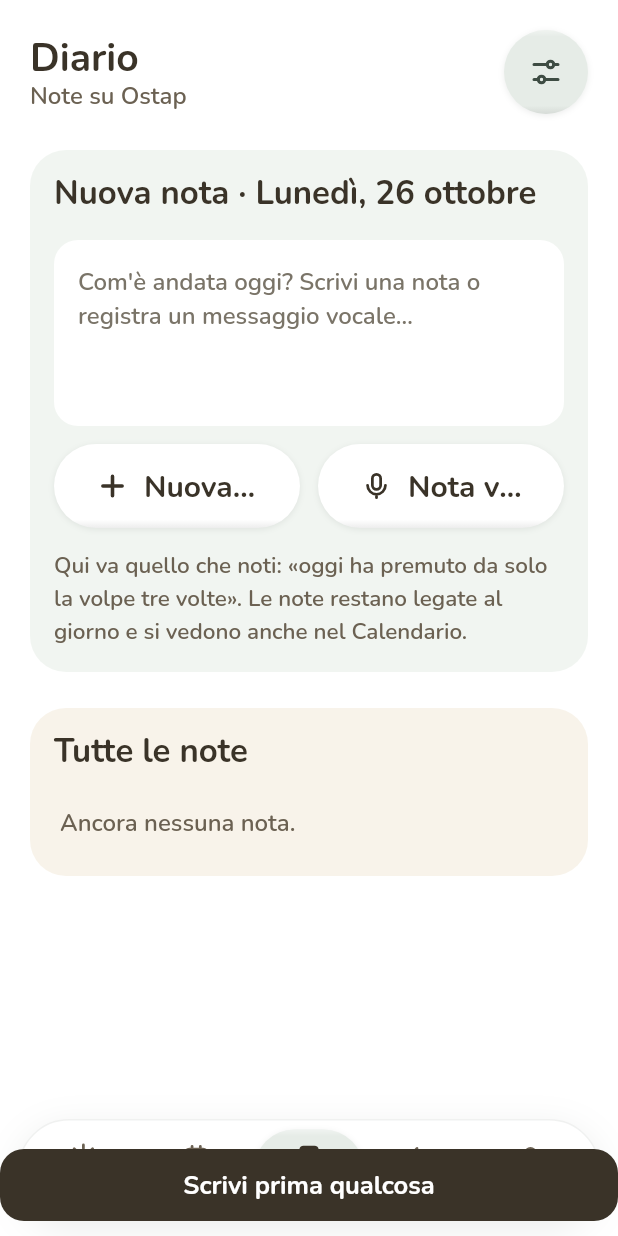
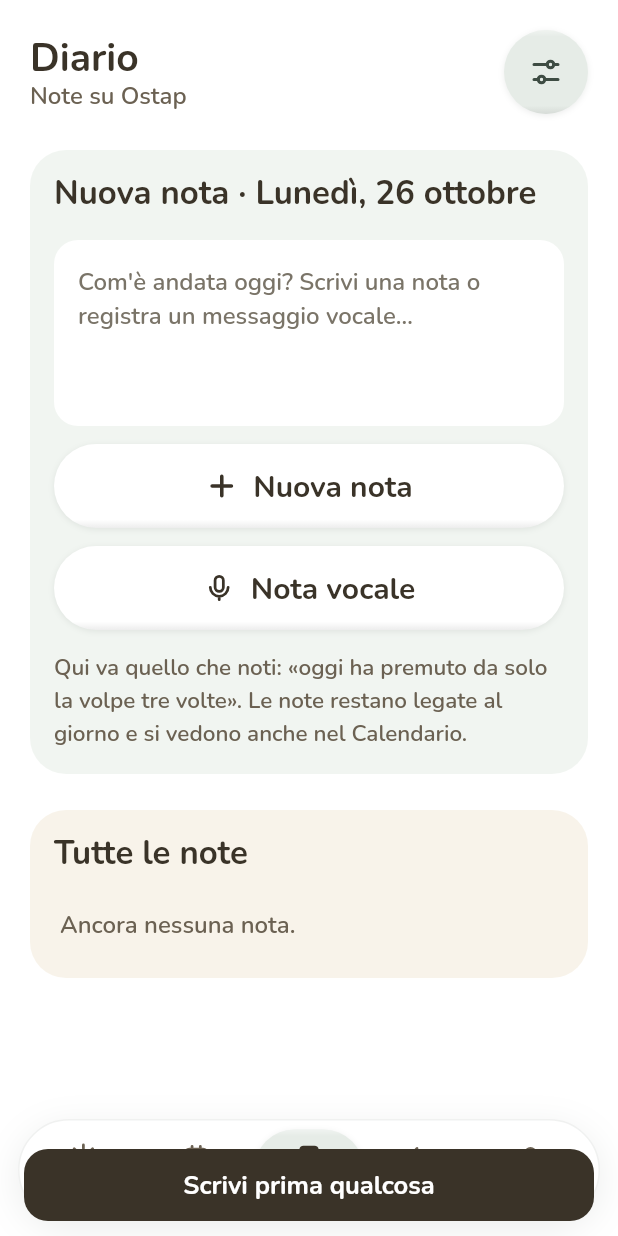
Before and after one commit to ninavoytovychdesign/il-mio-mondo, a Flutter app: the screen it shows after launch, item 3 of the bottom bar chosen, after a tap on "Nuova nota", on a phone screen of 412 x 824 dp. Run offline on Flutter 3.47's test engine with Material 3 defaults, Android fonts, the phone set to English and light mode, and no system bars; our stand-ins replace audioplayers, flutter_svg, flutter_tts, shared_preferences, wakelock_plus; missing offline and left inert: record.

Commit message:
Flutter: phone – note buttons stacked, smaller pill, toast width
Co-Authored-By: Claude Opus 5.5 <noreply@anthropic.com>
Claude-Session: https://claude.ai/code/session_015JoXFTQ5kS6MDA8AZ8ja6R

```diff
--- a/flutter/lib/mom.dart
+++ b/flutter/lib/mom.dart
@@ -51,7 +51,7 @@ void toast(BuildContext context, String msg) {
   m.hideCurrentSnackBar();
   m.showSnackBar(SnackBar(
     behavior: SnackBarBehavior.floating,
-    width: 520,
+    width: math.min(520, MediaQuery.sizeOf(context).width - 32),
     backgroundColor: C.ink,
     elevation: 0,
     duration: const Duration(milliseconds: 2600),
@@ -929,9 +929,9 @@ class _DayRow extends StatelessWidget {
       ]);
     } else if (appt != null) {
       right = Container(
-        padding: const EdgeInsets.symmetric(horizontal: 14, vertical: 6),
+        padding: EdgeInsets.symmetric(horizontal: isPhone(context) ? 10 : 14, vertical: isPhone(context) ? 4 : 6),
         decoration: BoxDecoration(color: _peach, borderRadius: BorderRadius.circular(999)),
-        child: Text(appt!, style: ts(15, w: FontWeight.w800, color: _apptInk)),
+        child: Text(appt!, style: ts(isPhone(context) ? 13 : 15, w: FontWeight.w800, color: _apptInk)),
       );
     } else if (bell) {
       right = icon(MI.bell, 24, C.ink2);
@@ -1125,11 +1125,12 @@ class _NoteComposerState extends State<NoteComposer> {
         ),
       ),
       const SizedBox(height: 12),
-      Row(children: [
-        Expanded(child: PlainBtn(expand: true, onBlock: true, svg: MI.plus, label: s.l('Nuova nota', 'Нова нотатка'), onTap: () => _save(s))),
-        const SizedBox(width: 12),
-        Expanded(
-          child: PlainBtn(
+      Flex(direction: isPhone(context) ? Axis.vertical : Axis.horizontal, crossAxisAlignment: isPhone(context) ? CrossAxisAlignment.stretch : CrossAxisAlignment.center, children: [
+        _expandIf(!isPhone(context), PlainBtn(expand: true, onBlock: true, svg: MI.plus, label: s.l('Nuova nota', 'Нова нотатка'), onTap: () => _save(s))),
+        const SizedBox(width: 12, height: 12),
+        _expandIf(
+          !isPhone(context),
+          PlainBtn(
             expand: true,
             onBlock: true,
             svg: _recording ? MI.stop : MI.mic,
```
